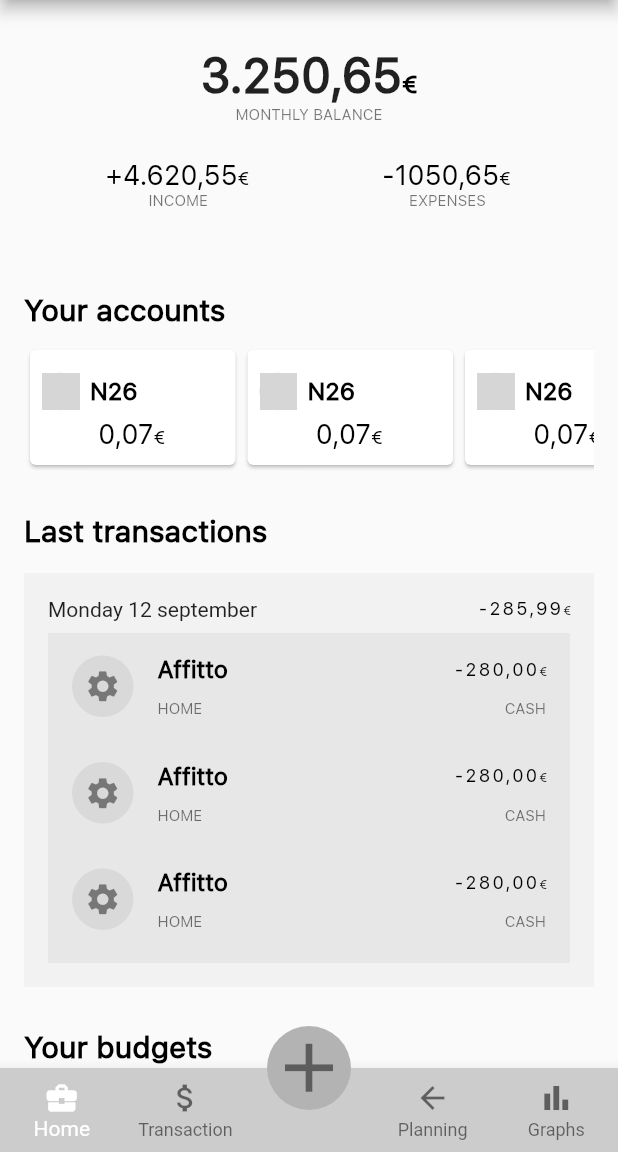
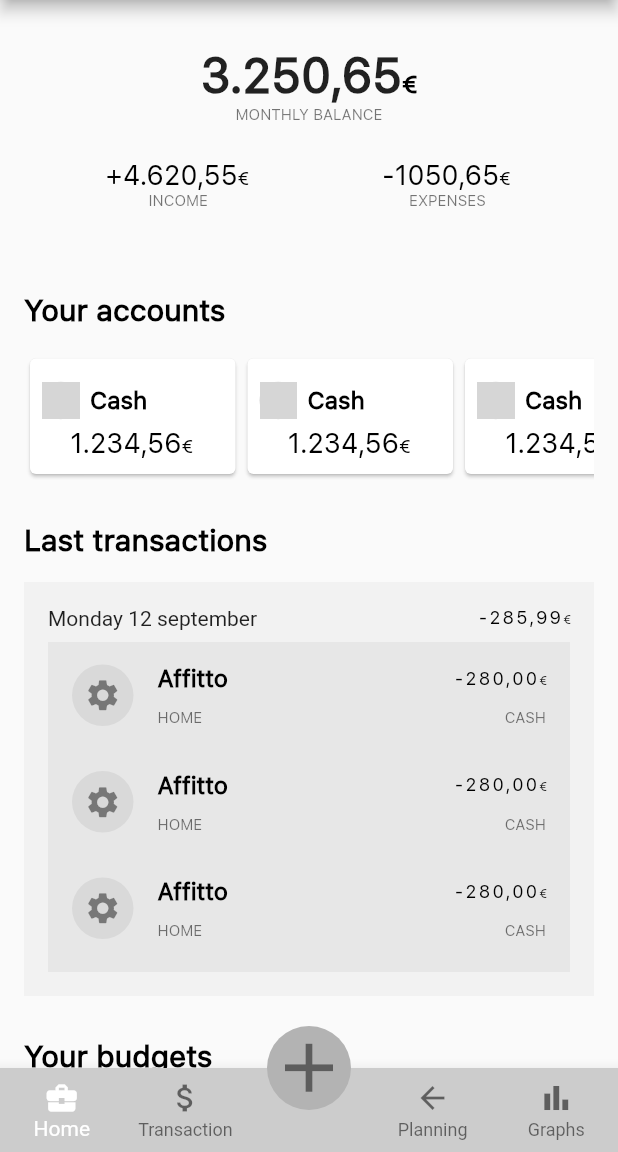
Before and after one commit to RIP-Comm/sossoldi, a Flutter app: the screen it shows after launch, on a phone screen of 412 x 824 dp, the part 84-1236 px from its top. Run offline on Flutter 3.47's test engine with Material 2 defaults, Android fonts, the phone set to English and light mode, and no system bars; our stand-ins replace percent_indicator, sqflite, sqflite_common_ffi; accounts and stored records are empty; grey boxes are pictures that could not be loaded.

Commit message:
Updated custom widget for accounts listing, added unit test

```diff
--- a/lib/customWidgets/accounts_sum.dart
+++ /dev/null
@@ -1,65 +0,0 @@
-import 'dart:ui';
-import 'package:flutter/material.dart';
-
-/// This class shows account summaries in dashboard
-class AccountsSum extends StatelessWidget {
-  final accountName;
-  final amount;
-  final accountLogo;
-  const AccountsSum({super.key, required this.accountName, required this.amount, this.accountLogo = ''});
-
-  @override
-  Widget build(BuildContext context) {
-    return Container(
-      width: 145.0,
-      child: Card(
-        semanticContainer: true,
-        child: Column(
-          children: [
-            ListTile(
-              leading: Container(
-                child: Image(
-                  image: AssetImage(accountLogo),
-                  errorBuilder: (BuildContext context, Object exception, StackTrace? stackTrace) {
-                    return Container(
-                      child: Padding(
-                        padding: EdgeInsets.all(5.0),
-                        child: Icon(Icons.settings, size: 15.0),
-                      ),
-                      decoration: BoxDecoration(
-                          shape: BoxShape.circle,
-                          color: Color.fromRGBO(217, 217, 217, 1)
-                      ),
-                    );
-                  }
-                ),
-              ),
-              contentPadding: EdgeInsets.only(left: 8.0, right: 8.0),
-              horizontalTitleGap: -8.0,
-              title: Text(accountName,
-                  style: Theme.of(context).textTheme.labelMedium),
-            ),
-            Transform.translate(
-              offset: Offset(0, -10),
-              child: RichText(
-                  text: TextSpan(children: [
-                    TextSpan(
-                        text: amount,
-                        style: Theme.of(context).textTheme.titleSmall),
-                    TextSpan(
-                      text: "€",
-                      style: Theme.of(context)
-                          .textTheme
-                          .labelSmall
-                          ?.apply(fontFeatures: [FontFeature.subscripts()]),
-                    ),
-                  ]
-                )
-              )
-            ),
-          ],
-        ),
-      )
-    );
-  }
-}
--- /dev/null
+++ b/lib/custom_widgets/accounts_sum.dart
@@ -0,0 +1,65 @@
+import 'dart:ui';
+import 'package:flutter/material.dart';
+
+/// This class shows account summaries in dashboard
+class AccountsSum extends StatelessWidget {
+  final accountName;
+  final amount;
+  final accountLogo;
+  const AccountsSum(
+      {super.key,
+      required this.accountName,
+      required this.amount,
+      this.accountLogo = ''});
+
+  @override
+  Widget build(BuildContext context) {
+    return Container(
+        width: 145.0,
+        child: Card(
+          semanticContainer: true,
+          child: Column(
+            children: [
+              ListTile(
+                leading: Container(
+                  child: Image(
+                      width: 27.0,
+                      image: AssetImage(accountLogo),
+                      errorBuilder: (BuildContext context, Object exception,
+                          StackTrace? stackTrace) {
+                        return Container(
+                          child: Padding(
+                            padding: EdgeInsets.all(5.0),
+                            child: Icon(Icons.settings, size: 15.0),
+                          ),
+                          decoration: BoxDecoration(
+                              shape: BoxShape.circle,
+                              color: Color.fromRGBO(217, 217, 217, 1)),
+                        );
+                      }),
+                ),
+                contentPadding: EdgeInsets.only(left: 8.0, right: 8.0),
+                horizontalTitleGap: -8.0,
+                title: Text(accountName,
+                    style: Theme.of(context).textTheme.labelMedium),
+              ),
+              Transform.translate(
+                  offset: Offset(0, -10),
+                  child: RichText(
+                      text: TextSpan(children: [
+                    TextSpan(
+                        text: amount,
+                        style: Theme.of(context).textTheme.titleSmall),
+                    TextSpan(
+                      text: "€",
+                      style: Theme.of(context)
+                          .textTheme
+                          .labelSmall
+                          ?.apply(fontFeatures: [FontFeature.subscripts()]),
+                    ),
+                  ]))),
+            ],
+          ),
+        ));
+  }
+}
--- a/lib/pages/home_page.dart
+++ b/lib/pages/home_page.dart
@@ -1,12 +1,11 @@
 // Home page.
 
 import 'dart:ui';
-import "dart:math";
 
 import 'package:flutter/material.dart';
 import 'package:percent_indicator/percent_indicator.dart';
 
-import 'package:sossoldi/customWidgets/accounts_sum.dart';
+import 'package:sossoldi/custom_widgets/accounts_sum.dart';
 
 class HomePage extends StatefulWidget {
   @override
@@ -96,7 +95,7 @@ class _HomePageState extends State<HomePage> {
                   "Your accounts",
                   style: Theme.of(context).textTheme.displayMedium,
                 ))),
-        const SizedBox(height: 10),
+        const SizedBox(height: 16),
         Container(
           height: 85.0,
           margin: const EdgeInsets.only(left: 16.0, right: 16.0),
@@ -105,10 +104,7 @@ class _HomePageState extends State<HomePage> {
               shrinkWrap: true,
               scrollDirection: Axis.horizontal,
               itemBuilder: (context, i) {
-                var accountsList = ['N26','Fineco','Crypto.com','Mediolanum'];
-                var amountsList = ['3.823,56','0,07','574,22','14.549,01'];
-                final random = Random();
-                return AccountsSum(accountName: accountsList[random.nextInt(accountsList.length)], amount: amountsList[random.nextInt(amountsList.length)]);
+                return const AccountsSum(accountName: 'Cash', amount: '1.234,56');
               }),
         ),
         const SizedBox(height: 28),
```
Also changed, not shown: 1 other file.
